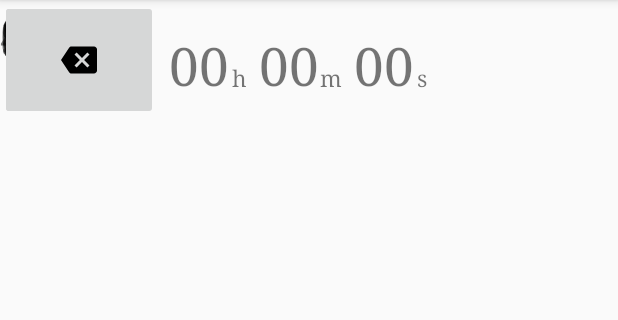
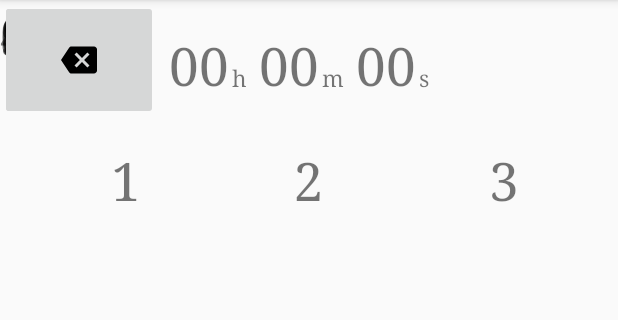
Before and after one commit to NWuensche/MorningPages, an Android app: the screen it shows after launch (MainActivity), on a phone screen of 412 x 824 dp, the part 84-404 px from its top. Run offline under Robolectric (Android 15) with nearby library versions, the phone set to English and light mode, and no system bars.

Commit message:
Add 3 Buttons

```diff
--- a/app/src/main/res/layout/activity_main.xml
+++ b/app/src/main/res/layout/activity_main.xml
@@ -55,7 +55,7 @@
         app:layout_constraintRight_toLeftOf="@+id/currTenMinutes"
         android:layout_marginRight="8dp"
         app:layout_constraintTop_toTopOf="@+id/labelMinutes"
-        android:layout_marginTop="0dp" />
+        android:layout_marginEnd="8dp" />
 
     <TextView
         android:id="@+id/currTenMinutes"
@@ -80,7 +80,7 @@
         app:layout_constraintLeft_toRightOf="@+id/labelMinutes"
         android:layout_marginLeft="8dp"
         app:layout_constraintTop_toTopOf="@+id/currTenMinutes"
-        android:layout_marginTop="0dp" />
+        android:layout_marginStart="8dp" />
 
     <TextView
         android:id="@+id/currSingleHours"
@@ -90,9 +90,7 @@
         android:text="0"
         android:textSize="35sp"
         app:layout_constraintRight_toLeftOf="@+id/labelHours"
-        android:layout_marginRight="0dp"
-        app:layout_constraintTop_toTopOf="@+id/currTenMinutes"
-        android:layout_marginTop="0dp" />
+        app:layout_constraintTop_toTopOf="@+id/currTenMinutes" />
 
     <TextView
         android:id="@+id/currTenHours"
@@ -102,42 +100,52 @@
         android:text="0"
         android:textSize="35sp"
         app:layout_constraintRight_toLeftOf="@+id/currSingleHours"
-        android:layout_marginRight="0dp"
-        app:layout_constraintTop_toTopOf="@+id/currTenMinutes"
-        android:layout_marginTop="0dp" />
+        app:layout_constraintTop_toTopOf="@+id/currTenMinutes" />
 
     <TextView
         android:id="@+id/text1"
-        android:layout_width="0dp"
-        android:layout_height="80dp"
+        android:layout_width="122dp"
+        android:layout_height="75dp"
+        android:layout_marginLeft="8dp"
+        android:layout_marginRight="0dp"
+        android:layout_marginTop="0dp"
         android:fontFamily="serif"
         android:gravity="center_horizontal"
         android:text="1"
         android:textSize="35sp"
-        tools:layout_editor_absoluteY="101dp"
-        tools:layout_editor_absoluteX="18dp" />
+        app:layout_constraintLeft_toLeftOf="parent"
+        app:layout_constraintRight_toLeftOf="@+id/text2"
+        app:layout_constraintTop_toTopOf="@+id/text2"
+        tools:layout_editor_absoluteX="9dp"
+        app:layout_constraintHorizontal_bias="1.0" />
 
     <TextView
         android:id="@+id/text2"
-        android:layout_width="135dp"
+        android:layout_width="122dp"
         android:layout_height="75dp"
+        android:layout_marginTop="30dp"
         android:fontFamily="serif"
         android:gravity="center_horizontal"
         android:text="2"
         android:textSize="35sp"
-        tools:layout_editor_absoluteY="108dp"
-        tools:layout_editor_absoluteX="38dp" />
+        app:layout_constraintLeft_toLeftOf="parent"
+        app:layout_constraintRight_toRightOf="parent"
+        app:layout_constraintTop_toBottomOf="@+id/currSingleMinutes" />
 
     <TextView
         android:id="@+id/text3"
-        android:layout_width="0dp"
-        android:layout_height="0dp"
+        android:layout_width="121dp"
+        android:layout_height="75dp"
+        android:layout_marginLeft="0dp"
+        android:layout_marginRight="8dp"
+        android:layout_marginTop="0dp"
         android:fontFamily="serif"
         android:gravity="center_horizontal"
         android:text="3"
         android:textSize="35sp"
-        tools:layout_editor_absoluteY="101dp"
-        tools:layout_editor_absoluteX="141dp" />
+        app:layout_constraintLeft_toRightOf="@+id/text2"
+        app:layout_constraintRight_toRightOf="parent"
+        app:layout_constraintTop_toTopOf="@+id/text2" />
 
     <TextView
         android:id="@+id/text8"
@@ -218,9 +226,7 @@
         android:text="0"
         android:textSize="35sp"
         app:layout_constraintTop_toTopOf="@+id/currTenMinutes"
-        android:layout_marginTop="0dp"
-        app:layout_constraintLeft_toRightOf="@+id/currTenMinutes"
-        android:layout_marginLeft="0dp" />
+        app:layout_constraintLeft_toRightOf="@+id/currTenMinutes" />
 
     <TextView
         android:id="@+id/currSingleSeconds"
@@ -230,9 +236,7 @@
         android:text="0"
         android:textSize="35sp"
         app:layout_constraintLeft_toRightOf="@+id/currTenSeconds"
-        android:layout_marginLeft="0dp"
-        app:layout_constraintTop_toTopOf="@+id/currTenSeconds"
-        android:layout_marginTop="0dp" />
+        app:layout_constraintTop_toTopOf="@+id/currTenSeconds" />
 
     <TextView
         android:id="@+id/labelMinutes"
@@ -244,7 +248,6 @@
         android:paddingBottom="6dp"
         android:textSize="15sp"
         app:layout_constraintLeft_toRightOf="@+id/currSingleMinutes"
-        android:layout_marginLeft="-1dp"
         app:layout_constraintTop_toTopOf="@+id/currSingleMinutes"
         android:layout_marginTop="21dp" />
 
@@ -258,7 +261,5 @@
         android:text="s"
         android:textSize="15sp"
         app:layout_constraintTop_toTopOf="@+id/labelMinutes"
-        android:layout_marginTop="0dp"
-        app:layout_constraintLeft_toRightOf="@+id/currSingleSeconds"
-        android:layout_marginLeft="0dp" />
+        app:layout_constraintLeft_toRightOf="@+id/currSingleSeconds" />
 </android.support.constraint.ConstraintLayout>
```
